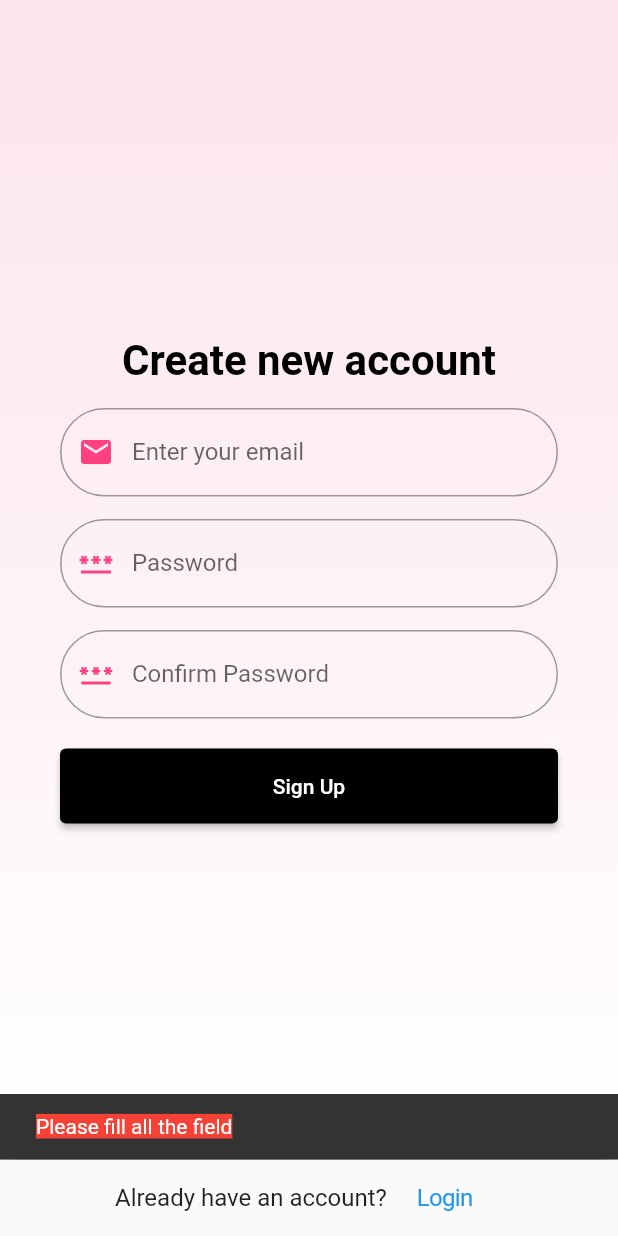
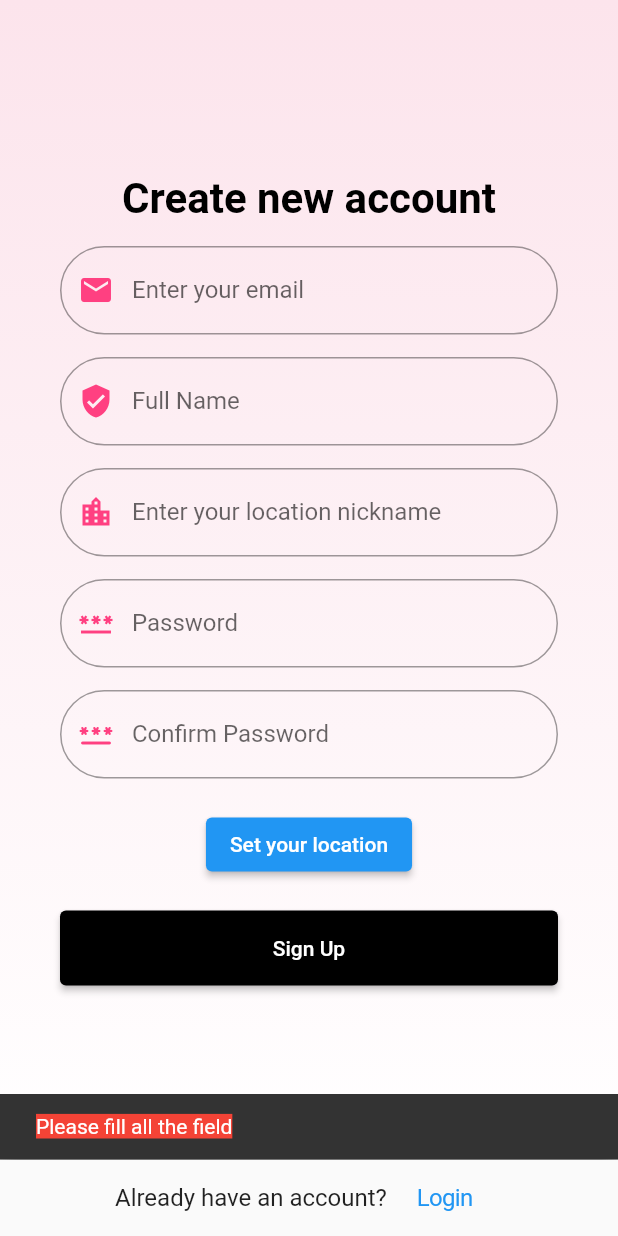
Before and after one commit to itskartike910/Helping_hand, a Flutter app: the SignUp screen opened directly, after a tap on "Sign Up", on a phone screen of 412 x 824 dp. Run offline on Flutter 3.47's test engine with Material 2 defaults, Android fonts, the phone set to English and light mode, and no system bars; our stand-ins replace cloud_firestore, file_picker, firebase_auth, firebase_core; missing offline and left inert: location_picker_flutter_map; accounts and stored records are empty.

Commit message:
SignUp changed

```diff
--- a/lib/Authentication/Auth/signUp.dart
+++ b/lib/Authentication/Auth/signUp.dart
@@ -2,8 +2,11 @@
 // import 'package:chat_app/pages/CompleteProfile.dart';
 // import 'package:chat_app/pages/LoginPage.dart';
 // import 'package:chat_app/pages/UploadImmage.dart';
+// ignore_for_file: prefer_final_fields
+
 import 'dart:developer';
 
+import 'package:alert_us/utils/location.dart';
 import 'package:firebase_core/firebase_core.dart';
 import 'package:flutter/cupertino.dart';
 import 'package:flutter/material.dart';
@@ -11,8 +14,6 @@ import 'package:flutter/material.dart';
 import 'package:firebase_auth/firebase_auth.dart';
 
 import 'login.dart';
-
-
 
 class SignUp extends StatefulWidget {
   const SignUp({Key? key}) : super(key: key);
@@ -22,59 +23,52 @@ class SignUp extends StatefulWidget {
 }
 
 class _SignUpState extends State<SignUp> {
-  TextEditingController emailController=TextEditingController();
-  TextEditingController passwordController=TextEditingController();
-  TextEditingController cPasswordController=TextEditingController();
+  TextEditingController emailController = TextEditingController();
+  TextEditingController passwordController = TextEditingController();
+  TextEditingController cPasswordController = TextEditingController();
+  TextEditingController _username = TextEditingController();
+  TextEditingController _locationNickname = TextEditingController();
 
-  void checkValues(){
-    String email=emailController.text.trim();
-    String password=passwordController.text.trim();
-    String cPassword=cPasswordController.text.trim();
-    if(email==""||password==""||cPassword=="") {
-      ScaffoldMessenger.of(context).showSnackBar(
-          const SnackBar(
-
-              content: Text("Please fill all the field",style: TextStyle(backgroundColor: Colors.red),))
-      );
+  void checkValues() {
+    String email = emailController.text.trim();
+    String password = passwordController.text.trim();
+    String cPassword = cPasswordController.text.trim();
+    String username = _username.text.trim();
+    String locationNickname = _locationNickname.text.trim();
+    if (email == "" ||
+        password == "" ||
+        cPassword == "" ||
+        username == "" ||
+        locationNickname == "") {
+      ScaffoldMessenger.of(context).showSnackBar(const SnackBar(
+          content: Text(
+        "Please fill all the field",
+        style: TextStyle(backgroundColor: Colors.red),
+      )));
       log("Please fill all the field");
-    }
-    else if(password!=cPassword){
+    } else if (password != cPassword) {
       log("Password do not match");
-      ScaffoldMessenger.of(context).showSnackBar(
-          const SnackBar(content: Text("Password do not match"))
-      );
-      // const Card(
-      //   child: SnackBar(
-      //     content: Text("Password do not match"),
-      //     backgroundColor: Colors.green,
-      //     elevation: 10,
-      //     behavior: SnackBarBehavior.floating,
-      //     margin: EdgeInsets.all(5),
-      //   ),
-      // );
-    }
-    else{
+      ScaffoldMessenger.of(context)
+          .showSnackBar(const SnackBar(content: Text("Password do not match")));
+      //
+    } else {
       signUp(email, password);
     }
-
   }
 
-  void signUp(String email , String password) async {
+  void signUp(String email, String password) async {
     try {
       UserCredential userCredential = await FirebaseAuth.instance
           .createUserWithEmailAndPassword(email: email, password: password);
-      if(userCredential.user!=null)
-        {
+      if (userCredential.user != null) {
         Navigator.pop(context);
       }
-      ScaffoldMessenger.of( context ).showSnackBar(
-          const SnackBar(content: Text("User Created you can login "))
-      );
+      ScaffoldMessenger.of(context).showSnackBar(
+          const SnackBar(content: Text("User Created you can login ")));
       // log("User Created");
-    } on FirebaseAuthException catch(ex){
-      ScaffoldMessenger.of(context).showSnackBar(
-           SnackBar(content: Text(ex.code.toString()))
-      );
+    } on FirebaseAuthException catch (ex) {
+      ScaffoldMessenger.of(context)
+          .showSnackBar(SnackBar(content: Text(ex.code.toString())));
       //  Card(
       //    child: SnackBar(
       //     content: Text(ex.code.toString()),
@@ -92,32 +86,31 @@ class _SignUpState extends State<SignUp> {
   Widget build(BuildContext context) {
     return Scaffold(
       body: Container(
-        decoration:  BoxDecoration(
+        decoration: BoxDecoration(
             gradient: LinearGradient(
-              colors: [Colors.pink.shade50,Colors.white],
+          colors: [Colors.pink.shade50, Colors.white],
           begin: const FractionalOffset(0.0, 0.0),
           end: const FractionalOffset(0.0, 1.0),
-              stops: const [0.0,1.0],
+          stops: const [0.0, 1.0],
           tileMode: TileMode.clamp,
-            )
-        ),
-
+        )),
         padding: EdgeInsets.symmetric(horizontal: 40),
-        child: (
-            Center(
+        child: (Center(
           child: SingleChildScrollView(
             child: Column(
               children: [
-                    const Text("Create new account",
+                const Text(
+                  "Create new account",
                   style: TextStyle(
                     // color: Theme.of(context).colorScheme.secondary,
                     color: Colors.black,
                     fontSize: 28,
                     fontWeight: FontWeight.bold,
-
                   ),
                 ),
-                    const SizedBox(height: 15,),
+                const SizedBox(
+                  height: 15,
+                ),
                 TextField(
                   controller: emailController,
                   decoration: const InputDecoration(
@@ -126,11 +119,50 @@ class _SignUpState extends State<SignUp> {
                       borderSide: BorderSide(width: 2),
                       borderRadius: BorderRadius.all(Radius.circular(30.0)),
                     ),
-                        prefixIcon: Icon(Icons.email,color: Colors.pinkAccent,),
-
+                    prefixIcon: Icon(
+                      Icons.email,
+                      color: Colors.pinkAccent,
                     ),
                   ),
-                    const SizedBox(height: 15,),
+                ),
+                const SizedBox(
+                  height: 15,
+                ),
+                TextField(
+                  controller: _username,
+                  obscureText: false,
+                  decoration: const InputDecoration(
+                    labelText: "Full Name",
+                    border: OutlineInputBorder(
+                      borderSide: BorderSide(width: 2),
+                      borderRadius: BorderRadius.all(Radius.circular(30.0)),
+                    ),
+                    prefixIcon: Icon(
+                      Icons.verified_user,
+                      color: Colors.pinkAccent,
+                    ),
+                  ),
+                ),
+                const SizedBox(
+                  height: 15,
+                ),
+                TextField(
+                  controller: emailController,
+                  decoration: const InputDecoration(
+                    labelText: "Enter your location nickname",
+                    border: OutlineInputBorder(
+                      borderSide: BorderSide(width: 2),
+                      borderRadius: BorderRadius.all(Radius.circular(30.0)),
+                    ),
+                    prefixIcon: Icon(
+                      Icons.location_city,
+                      color: Colors.pinkAccent,
+                    ),
+                  ),
+                ),
+                const SizedBox(
+                  height: 15,
+                ),
                 TextField(
                   controller: passwordController,
                   obscureText: true,
@@ -140,11 +172,15 @@ class _SignUpState extends State<SignUp> {
                       borderSide: BorderSide(width: 2),
                       borderRadius: BorderRadius.all(Radius.circular(30.0)),
                     ),
-                        prefixIcon: Icon(Icons.password,color: Colors.pinkAccent,),
-
+                    prefixIcon: Icon(
+                      Icons.password,
+                      color: Colors.pinkAccent,
                     ),
                   ),
-                    const SizedBox(height: 15,),
+                ),
+                const SizedBox(
+                  height: 15,
+                ),
                 TextField(
                   controller: cPasswordController,
                   obscureText: true,
@@ -154,17 +190,27 @@ class _SignUpState extends State<SignUp> {
                       borderSide: BorderSide(width: 2),
                       borderRadius: BorderRadius.all(Radius.circular(30.0)),
                     ),
-                        prefixIcon: Icon(Icons.password_rounded,color: Colors.pinkAccent,),
-
+                    prefixIcon: Icon(
+                      Icons.password_rounded,
+                      color: Colors.pinkAccent,
                     ),
                   ),
-                    const SizedBox(height: 20,),
+                ),
+                const SizedBox(
+                  height: 20,
+                ),
+                ElevatedButton(
+                    onPressed: () => LocationPage(),
+                    child: const Text('Set your location')),
+                const SizedBox(
+                  height: 20,
+                ),
                 ElevatedButton(
                   style: ElevatedButton.styleFrom(
                     primary: Colors.black,
                     minimumSize: const Size.fromHeight(50), // NEW
                   ),
-                      onPressed: (){
+                  onPressed: () {
                     checkValues();
                   },
                   child: const Text("Sign Up"),
@@ -172,35 +218,30 @@ class _SignUpState extends State<SignUp> {
               ],
             ),
           ),
-            )
-        ),
-
+        )),
       ),
       bottomNavigationBar: Container(
         child: Row(
           mainAxisAlignment: MainAxisAlignment.center,
           children: [
-            const Text("Already have an account?",
-              style: TextStyle(fontSize: 16),),
-
-            CupertinoButton(child: const Text("Login",
-              style: TextStyle(
-                  fontSize: 16
+            const Text(
+              "Already have an account?",
+              style: TextStyle(fontSize: 16),
             ),
-            ), onPressed: (){
-              Navigator.push(
-                  context,   // Current context
-                  MaterialPageRoute(builder: (context){
+            CupertinoButton(
+                child: const Text(
+                  "Login",
+                  style: TextStyle(fontSize: 16),
+                ),
+                onPressed: () {
+                  Navigator.push(context, // Current context
+                      MaterialPageRoute(builder: (context) {
                     return const LoginPage();
-                  }
-                  )
-              );
+                  }));
                 }),
-
           ],
         ),
       ),
     );
-
   }
 }
--- a/pubspec.yaml
+++ b/pubspec.yaml
@@ -42,6 +42,7 @@ dependencies:
   image_picker: ^0.8.7+3
   firebase_storage: ^11.1.0
   uuid: ^3.0.7
+  location_picker_flutter_map: ^1.1.0
 
 dev_dependencies:
   flutter_test:
```
Also changed, not shown: lib/Authentication/Auth/login.dart (+81 -83 lines), lib/main.dart (+11 -11 lines), lib/utils/location.dart (added, +36 -0 lines), pubspec.lock, 4 other files. Lines whose indentation alone changed are shown as unchanged.
